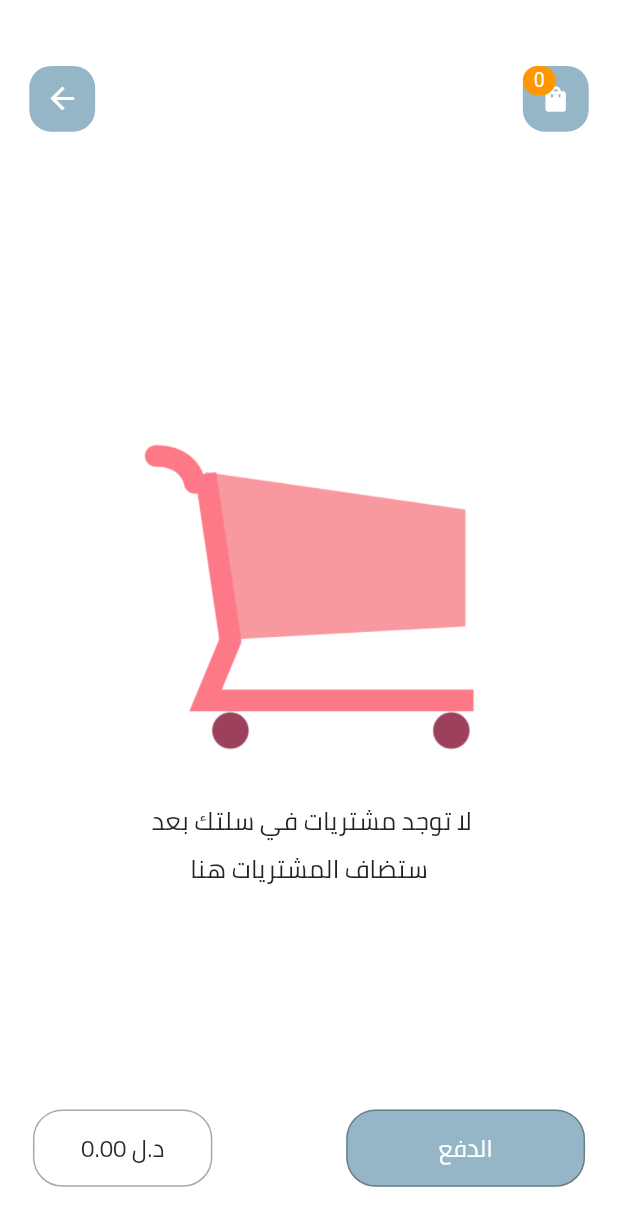
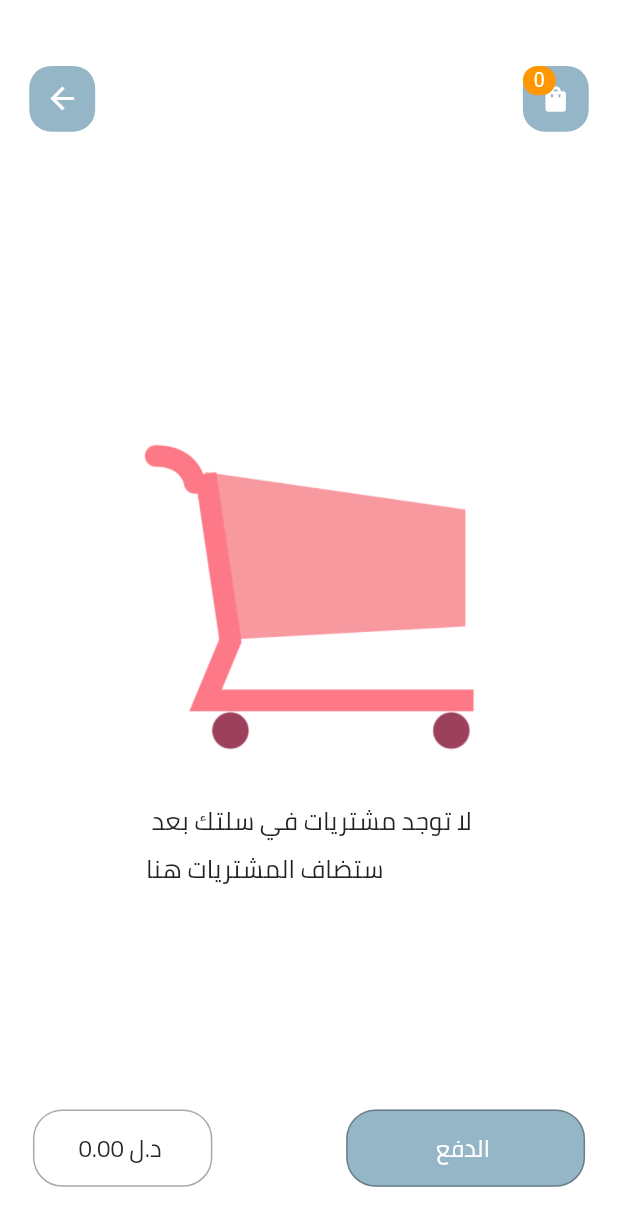
Before and after one commit to weaamokok/CosmaticsDeliveryApp, a Flutter app: the screen it shows after launch, after a tap on the "shopping bag" icon, on a phone screen of 412 x 824 dp. Shown: the top 1226 px of the screen. Run offline on Flutter 3.47's test engine with Material 2 defaults, Android fonts, the phone set to English and light mode, and no system bars; our stand-ins replace dots_indicator, flutter_svg, get, shared_preferences; network calls fail.

Commit message:
some edits

```diff
--- a/cosmatics_app/lib/pages/improved_product_details.dart
+++ b/cosmatics_app/lib/pages/improved_product_details.dart
@@ -13,7 +13,8 @@ import '../widgets/exoandable_text.dart';
 
 class ImprovedProductDetails extends StatelessWidget {
   final Product product;
-  const ImprovedProductDetails({super.key, required this.product});
+  final String? img;
+  const ImprovedProductDetails({super.key, required this.product,this.img});
 
   @override
   Widget build(BuildContext context) {
@@ -70,7 +71,7 @@ class ImprovedProductDetails extends StatelessWidget {
             backgroundColor: Colors.white,
             flexibleSpace: FlexibleSpaceBar(
               background: Image.network(
-                product.imageLink.toString(),
+                product.imageLink!=null?product.imageLink.toString():img!,
                 width: double.maxFinite,
                 fit: BoxFit.scaleDown,
               ),
--- a/cosmatics_app/lib/pages/splash/splash_screen.dart
+++ b/cosmatics_app/lib/pages/splash/splash_screen.dart
@@ -52,8 +52,8 @@ _loadResource()async{
           ScaleTransition(scale: animation,
             child: Image.asset(
               'assets/image/Cosmo.png',
-              width: Dimensions.height150,
-              height: Dimensions.height150,
+              width: Dimensions.height150/1.5,
+              height: Dimensions.height150/1.5,
             ),
           ),
           SizedBox(width: Dimensions.height100,child: LinearProgressIndicator(minHeight: 5,color:blueush.withOpacity(.4),backgroundColor: Color(0xffF39422),)),
--- a/cosmatics_app/lib/widgets/big_text.dart
+++ b/cosmatics_app/lib/widgets/big_text.dart
@@ -4,13 +4,14 @@ class BigText extends StatelessWidget {
   final Color? color;
   final String text;
   double size;
+  TextAlign? algin;
   TextDirection? dirction;
   FontWeight? wieght;
   TextOverflow overflow;
 
   BigText(
       { Key? key,
-      this.color,
+      this.color,this.algin,
       this.size = 20,this.dirction,
       required this.text,this.wieght=FontWeight.normal,
       this.overflow = TextOverflow.ellipsis});
@@ -18,7 +19,7 @@ class BigText extends StatelessWidget {
   @override
   Widget build(BuildContext context) {
     return Text(
-      text,textAlign: TextAlign.center,
+      text,textAlign: algin,
       overflow: overflow,textDirection:dirction,
       style: TextStyle(color: color, fontSize: size, fontFamily: 'Cairo',),
     );
--- a/cosmatics_app/lib/widgets/exoandable_text.dart
+++ b/cosmatics_app/lib/widgets/exoandable_text.dart
@@ -36,7 +36,7 @@ class _ExpandableTextState extends State<ExpandableText> {
     return Container(
         child: secondHalf.isEmpty
             ? BigText(
-                text: firstHalf,
+                text: firstHalf,algin: TextAlign.left,
                 size: Dimensions.font17,
               )
             : Column(
```
Also changed, not shown: cosmatics_app/lib/pages/cart/cart_details.dart (+5 -2 lines), cosmatics_app/lib/pages/cart/cart_history.dart (+34 -18 lines), cosmatics_app/assets/image/emptyBox.png (added), 1 other file.
